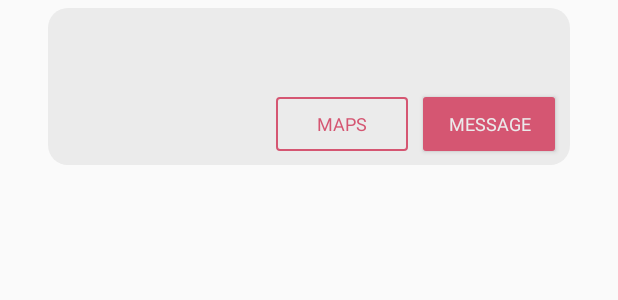
After one commit to michaelrehman/down_4_din, an Android app: the layout list_item.xml on its own in the app's theme, with its tools: preview values and no code run, on a phone screen of 412 x 824 dp. The commit adds this screen. Shown: the top 300 px of the screen. Run offline under Robolectric (Android 15) with nearby library versions, the phone set to English and light mode, and no system bars.

Commit message:
Many things have been changed

```diff
--- a/src/app/src/main/AndroidManifest.xml
+++ b/src/app/src/main/AndroidManifest.xml
@@ -9,7 +9,8 @@
         android:roundIcon="@mipmap/ic_launcher_round"
         android:supportsRtl="true"
         android:theme="@style/AppTheme">
-        <activity android:name=".MainActivity">
+        <activity android:name=".LoginActivity"></activity>
+        <activity android:name=".HomeActivity">
             <intent-filter>
                 <action android:name="android.intent.action.MAIN" />
 
--- a/src/app/src/main/java/com/example/down4din/MainActivity.java
+++ b/src/app/src/main/java/com/example/down4din/LoginActivity.java
@@ -4,11 +4,11 @@ import androidx.appcompat.app.AppCompatActivity;
 
 import android.os.Bundle;
 
-public class MainActivity extends AppCompatActivity {
+public class LoginActivity extends AppCompatActivity {
 
     @Override
     protected void onCreate(Bundle savedInstanceState) {
         super.onCreate(savedInstanceState);
-        setContentView(R.layout.activity_main);
+        setContentView(R.layout.activity_login);
     }
 }
--- /dev/null
+++ b/src/app/src/main/res/drawable/entry_background.xml
@@ -0,0 +1,27 @@
+<?xml version="1.0" encoding="utf-8"?>
+<selector xmlns:android="http://schemas.android.com/apk/res/android">
+    <item>
+        <shape android:shape="rectangle"  >
+            <corners android:radius="13dp" />
+            <solid android:color="@color/colorSecondary" />
+        </shape>
+        <layer-list>
+            <item android:right="5dp" android:top="5dp">
+                <shape>
+                    <corners android:radius="3dp" />
+                    <solid android:color="#D6D6D6" />
+                </shape>
+            </item>
+            <item android:bottom="2dp" android:left="2dp">
+                <shape>
+                    <gradient android:angle="270"
+                        android:endColor="#E2E2E2" android:startColor="#BABABA" />
+                    <stroke android:width="1dp" android:color="#BABABA" />
+                    <corners android:radius="4dp" />
+                    <padding android:bottom="10dp" android:left="10dp"
+                        android:right="10dp" android:top="10dp" />
+                </shape>
+            </item>
+        </layer-list>
+    </item>
+</selector>
--- /dev/null
+++ b/src/app/src/main/res/drawable/lock.xml
@@ -0,0 +1,5 @@
+<vector android:height="24dp" android:tint="#AEAEAE"
+    android:viewportHeight="24.0" android:viewportWidth="24.0"
+    android:width="24dp" xmlns:android="http://schemas.android.com/apk/res/android">
+    <path android:fillColor="#FF000000" android:pathData="M12,17c1.1,0 2,-0.9 2,-2s-0.9,-2 -2,-2 -2,0.9 -2,2 0.9,2 2,2zM18,8h-1L17,6c0,-2.76 -2.24,-5 -5,-5S7,3.24 7,6v2L6,8c-1.1,0 -2,0.9 -2,2v10c0,1.1 0.9,2 2,2h12c1.1,0 2,-0.9 2,-2L20,10c0,-1.1 -0.9,-2 -2,-2zM8.9,6c0,-1.71 1.39,-3.1 3.1,-3.1s3.1,1.39 3.1,3.1v2L8.9,8L8.9,6zM18,20L6,20L6,10h12v10z"/>
+</vector>
--- /dev/null
+++ b/src/app/src/main/res/drawable/person.xml
@@ -0,0 +1,5 @@
+<vector android:height="24dp" android:tint="#AEAEAE"
+    android:viewportHeight="24.0" android:viewportWidth="24.0"
+    android:width="24dp" xmlns:android="http://schemas.android.com/apk/res/android">
+    <path android:fillColor="#FF000000" android:pathData="M12,5.9c1.16,0 2.1,0.94 2.1,2.1s-0.94,2.1 -2.1,2.1S9.9,9.16 9.9,8s0.94,-2.1 2.1,-2.1m0,9c2.97,0 6.1,1.46 6.1,2.1v1.1L5.9,18.1L5.9,17c0,-0.64 3.13,-2.1 6.1,-2.1M12,4C9.79,4 8,5.79 8,8s1.79,4 4,4 4,-1.79 4,-4 -1.79,-4 -4,-4zM12,13c-2.67,0 -8,1.34 -8,4v3h16v-3c0,-2.66 -5.33,-4 -8,-4z"/>
+</vector>
--- /dev/null
+++ b/src/app/src/main/res/drawable/primary_cta.xml
@@ -0,0 +1,9 @@
+<?xml version="1.0" encoding="utf-8"?>
+<selector xmlns:android="http://schemas.android.com/apk/res/android">
+    <item >
+        <shape android:shape="rectangle"  >
+            <corners android:radius="2dp" />
+            <solid android:color="@color/colorAccent" />
+        </shape>
+    </item>
+</selector>
--- /dev/null
+++ b/src/app/src/main/res/drawable/secondary_cta.xml
@@ -0,0 +1,9 @@
+<?xml version="1.0" encoding="utf-8"?>
+<selector xmlns:android="http://schemas.android.com/apk/res/android">
+    <item>
+        <shape android:shape="rectangle"  >
+            <corners android:radius="2dp" />
+            <stroke android:width="1dp" android:color="@color/colorAccent" />
+        </shape>
+    </item>
+</selector>
--- /dev/null
+++ b/src/app/src/main/res/layout/list_item.xml
@@ -0,0 +1,82 @@
+<?xml version="1.0" encoding="utf-8"?>
+<androidx.constraintlayout.widget.ConstraintLayout xmlns:android="http://schemas.android.com/apk/res/android"
+    xmlns:app="http://schemas.android.com/apk/res-auto"
+    android:layout_width="match_parent"
+    android:layout_height="115dp">
+
+    <androidx.constraintlayout.widget.ConstraintLayout
+        android:layout_width="match_parent"
+        android:layout_height="match_parent"
+        android:layout_marginStart="32dp"
+        android:layout_marginLeft="32dp"
+        android:layout_marginTop="5dp"
+        android:layout_marginEnd="32dp"
+        android:layout_marginRight="32dp"
+        android:layout_marginBottom="5dp"
+        android:background="@drawable/entry_background"
+        app:layout_constraintBottom_toBottomOf="parent"
+        app:layout_constraintEnd_toEndOf="parent"
+        app:layout_constraintStart_toStartOf="parent"
+        app:layout_constraintTop_toTopOf="parent">
+
+        <Button
+            android:id="@+id/mapsBtn"
+            android:layout_width="wrap_content"
+            android:layout_height="36dp"
+            android:layout_marginTop="59dp"
+            android:layout_marginEnd="10dp"
+            android:layout_marginRight="10dp"
+            android:layout_marginBottom="10dp"
+            android:background="@drawable/secondary_cta"
+            android:text="MAPS"
+            android:textAppearance="@style/TextAppearance.AppCompat.Body1"
+            android:textColor="@color/colorAccent"
+            android:textSize="12sp"
+            app:layout_constraintBottom_toBottomOf="parent"
+            app:layout_constraintEnd_toStartOf="@+id/msgBtn"
+            app:layout_constraintTop_toTopOf="parent" />
+
+        <TextView
+            android:id="@+id/whoAndWhat"
+            android:layout_width="wrap_content"
+            android:layout_height="wrap_content"
+            android:layout_marginStart="10dp"
+            android:layout_marginLeft="10dp"
+            android:layout_marginTop="10dp"
+            android:textColor="@color/colorAccent2"
+            android:textSize="20sp"
+            android:textStyle="bold"
+            app:layout_constraintStart_toStartOf="parent"
+            app:layout_constraintTop_toTopOf="parent" />
+
+        <TextView
+            android:id="@+id/address"
+            android:layout_width="wrap_content"
+            android:layout_height="wrap_content"
+            android:layout_marginStart="10dp"
+            android:layout_marginLeft="10dp"
+            android:layout_marginTop="2dp"
+            android:textColor="@color/colorAccent2"
+            android:textSize="16sp"
+            app:layout_constraintStart_toStartOf="parent"
+            app:layout_constraintTop_toBottomOf="@+id/whoAndWhat" />
+
+        <Button
+            android:id="@+id/msgBtn"
+            android:layout_width="wrap_content"
+            android:layout_height="36dp"
+            android:layout_marginTop="59dp"
+            android:layout_marginEnd="10dp"
+            android:layout_marginRight="10dp"
+            android:layout_marginBottom="10dp"
+            android:background="@drawable/primary_cta"
+            android:text="MESSAGE"
+            android:textAppearance="@style/TextAppearance.AppCompat.Body1"
+            android:textColor="@color/colorSecondary"
+            android:textSize="12sp"
+            app:layout_constraintBottom_toBottomOf="parent"
+            app:layout_constraintEnd_toEndOf="parent"
+            app:layout_constraintTop_toTopOf="parent" />
+    </androidx.constraintlayout.widget.ConstraintLayout>
+
+</androidx.constraintlayout.widget.ConstraintLayout>
--- a/src/app/src/main/res/values/colors.xml
+++ b/src/app/src/main/res/values/colors.xml
@@ -1,6 +1,7 @@
 <?xml version="1.0" encoding="utf-8"?>
 <resources>
-    <color name="colorPrimary">#008577</color>
-    <color name="colorPrimaryDark">#00574B</color>
-    <color name="colorAccent">#D81B60</color>
+    <color name="colorPrimary">#0075A2</color>
+    <color name="colorSecondary">#EBEBEB</color>
+    <color name="colorAccent">#D55672</color>
+    <color name="colorAccent2">#481620</color>
 </resources>
--- a/src/app/src/main/res/values/strings.xml
+++ b/src/app/src/main/res/values/strings.xml
@@ -1,3 +1,7 @@
 <resources>
     <string name="app_name">Down4Din</string>
+    <string name="login">LOG IN</string>
+    <string name="signup">SIGN UP</string>
+    <string name="goback">GO BACK</string>
+    <string name="create">CREATE</string>
 </resources>
--- a/src/app/src/main/res/values/styles.xml
+++ b/src/app/src/main/res/values/styles.xml
@@ -4,7 +4,7 @@
     <style name="AppTheme" parent="Theme.AppCompat.Light.DarkActionBar">
         <!-- Customize your theme here. -->
         <item name="colorPrimary">@color/colorPrimary</item>
-        <item name="colorPrimaryDark">@color/colorPrimaryDark</item>
+        <item name="colorPrimaryDark">@color/colorSecondary</item>
         <item name="colorAccent">@color/colorAccent</item>
     </style>
 
```
Also changed, not shown: src/app/src/main/java/com/example/down4din/EntryAdapter.java (added, +44 -0 lines), src/app/src/main/java/com/example/down4din/HomeActivity.java (added, +48 -0 lines), src/app/src/main/res/drawable/eye.xml (added, +9 -0 lines), src/app/src/main/res/drawable/filledeye.xml (added, +9 -0 lines), src/app/src/main/res/drawable/main_background.xml (added, +10 -0 lines), src/app/src/main/res/layout/activity_home.xml (renamed from src/app/src/main/res/layout/activity_main.xml, +9 -8 lines), src/app/src/main/res/layout/activity_login.xml (added, +26 -0 lines).
